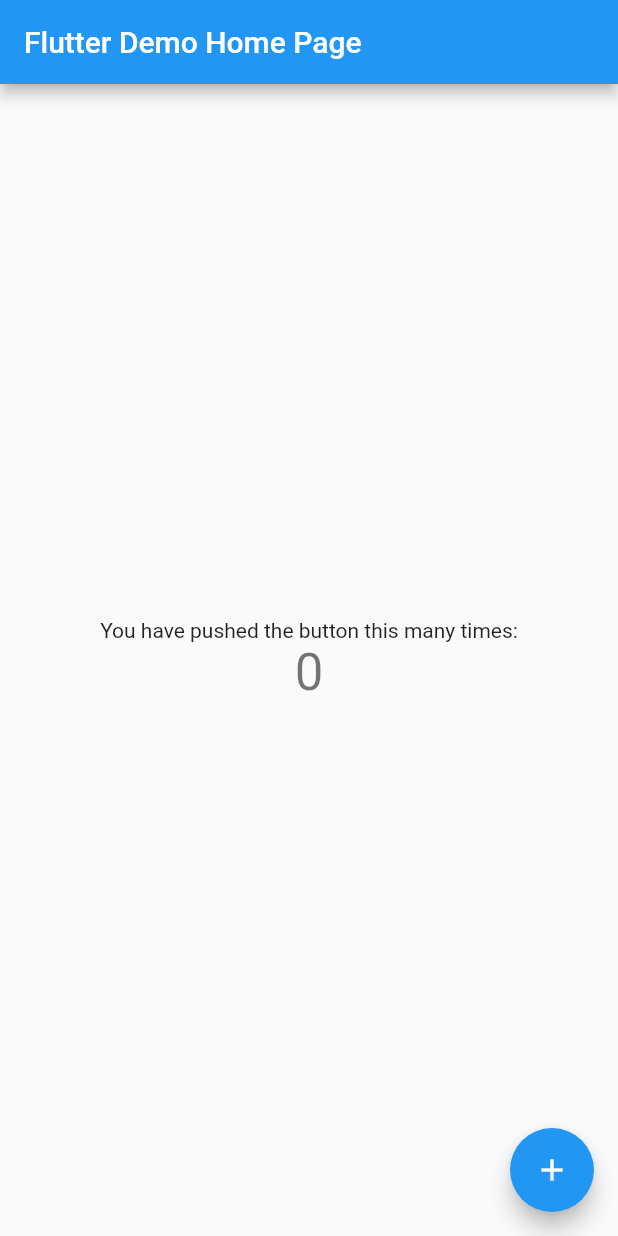
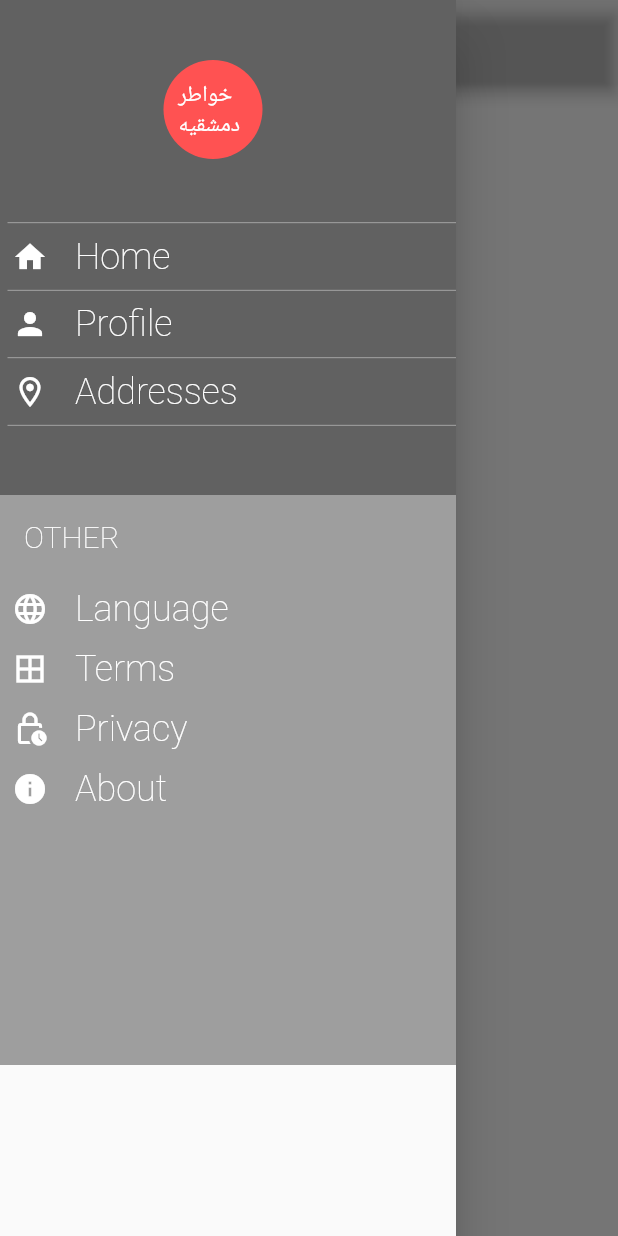
Before and after one commit to khaled45690/food_app, a Flutter app: the screen it shows after launch, with the side drawer open (before the commit the screen has no drawer), on a phone screen of 412 x 824 dp. Run offline on Flutter 3.47's test engine with Material 2 defaults, Android fonts, the light colour scheme and no system bars.

Commit message:
new pages

```diff
--- a/frontend/lib/Screens/SmallScreens/FirstPageSmallScreen.dart
+++ b/frontend/lib/Screens/SmallScreens/FirstPageSmallScreen.dart
@@ -0,0 +1,29 @@
+import 'package:flutter/material.dart';
+import 'package:food_app/Widgets/drawer_menuu.dart';
+class FirstPageSmallScreen extends StatefulWidget {
+  const FirstPageSmallScreen({ Key? key }) : super(key: key);
+  static const routename = '/FirstPageScreen';
+
+
+  @override
+  State<FirstPageSmallScreen> createState() => _FirstPageSmallScreenState();
+}
+
+class _FirstPageSmallScreenState extends State<FirstPageSmallScreen> {
+  @override
+  Widget build(BuildContext context) {
+    return Scaffold(
+      backgroundColor: Colors.transparent,
+      appBar: AppBar(
+        backgroundColor: Colors.transparent,
+    //    leading: Icon(Icons.three_k_plus_outlined,color: Colors.grey,),
+
+        title: Text("data",),
+        centerTitle: true,
+
+      ),
+      drawer: Drawer_Widget(),
+
+    );
+  }
+}
--- /dev/null
+++ b/frontend/lib/Screens/SmallScreens/privacy_screen.dart
@@ -0,0 +1,24 @@
+import 'package:flutter/material.dart';
+
+
+class Privacy_screen extends StatelessWidget {
+  const Privacy_screen({ Key? key }) : super(key: key);
+    static const roteName ='/Privacy';
+
+
+  @override
+  Widget build(BuildContext context) {
+    return Scaffold(
+      appBar: AppBar(
+          title: const Center(
+            child: Text(
+              "Privacy",style: TextStyle(fontSize: 18,color: Colors.black),
+              ),
+          ),
+          shape:const Border(bottom: BorderSide(color: Colors.red ,width: 2)),
+
+            backgroundColor: Colors.white,),
+
+    );
+  }
+}
--- /dev/null
+++ b/frontend/lib/Screens/SmallScreens/terms_screen.dart
@@ -0,0 +1,23 @@
+import 'package:flutter/material.dart';
+
+class Terms_screen extends StatelessWidget {
+  const Terms_screen({ Key? key }) : super(key: key);
+  static const roteName ='/TermsScreen';
+
+  @override
+  Widget build(BuildContext context) {
+    return Scaffold(
+      appBar: AppBar(
+          title: const Center(
+            child: Text(
+              "Terms",style: TextStyle(fontSize: 18,color: Colors.black),
+              ),
+          ),
+          shape:const Border(bottom: BorderSide(color: Colors.red ,width: 2)),
+
+            backgroundColor: Colors.white,),
+
+
+    );
+  }
+}
--- /dev/null
+++ b/frontend/lib/Widgets/divider.dart
@@ -0,0 +1,24 @@
+import 'package:flutter/material.dart';
+
+
+class Dividerr extends StatefulWidget {
+  const Dividerr({ Key? key }) : super(key: key);
+
+  @override
+  _DividerrState createState() => _DividerrState();
+}
+
+class _DividerrState extends State<Dividerr> {
+  @override
+  Widget build(BuildContext context) {
+    // ignore: dead_code
+    return const Divider(
+
+          color: Colors.white54,
+                        height: 5,
+                        thickness:.5,
+                        indent: 5,
+
+                      );
+  }
+}
--- /dev/null
+++ b/frontend/lib/Widgets/drawer_menuu.dart
@@ -0,0 +1,94 @@
+import 'package:flutter/material.dart';
+import 'package:food_app/Screens/SmallScreens/addresses_screen.dart';
+import 'package:food_app/Screens/SmallScreens/privacy_screen.dart';
+import 'package:food_app/Screens/SmallScreens/profile_screen.dart';
+import 'package:food_app/Screens/SmallScreens/terms_screen.dart';
+import 'package:food_app/Widgets/divider.dart';
+import 'package:food_app/Widgets/inkwell_widget.dart';
+
+
+// ignore: camel_case_types
+class Drawer_Widget extends StatefulWidget {
+  const Drawer_Widget({ Key? key }) : super(key: key);
+
+  @override
+  _Drawer_WidgetState createState() => _Drawer_WidgetState();
+}
+
+// ignore: camel_case_types
+class _Drawer_WidgetState extends State<Drawer_Widget> {
+  @override
+  Widget build(BuildContext context) {
+    return  Drawer(
+
+              child: ListView(
+                children: <Widget>[
+                  Container(
+                    height: 330,
+                    color: Colors.grey[700],
+                    child: Column(children:  [
+                   const   SizedBox(
+
+                        height: 10,
+
+                        width: 100,
+                      ),
+
+             const    Padding(
+                   padding:  EdgeInsets.fromLTRB(10, 30,30 , 10),
+                   child:      CircleAvatar(
+                          backgroundColor: Colors.redAccent,
+                          radius: 33,
+
+                          child: Padding(
+                            padding: EdgeInsets.all(10.0),
+                            child: Text("خواطر دمشقيه",style: TextStyle(color: Colors.white,fontSize: 15),),
+                          ),
+
+                        ),
+                 ),
+                const   SizedBox(
+                        height: 30,
+                      ),
+               const  Dividerr(),
+               Inkwekk("Home",24,24,Icons.home,(){}),
+
+              const  Dividerr(),
+                                  Inkwekk("Profile",24,24,Icons.person,(){Navigator.of(context).pushReplacementNamed(ProfileScreen.roteName);}
+                                  ),
+
+              const Dividerr(),
+                      Inkwekk("Addresses",24,24,Icons.location_on_outlined,(){Navigator.of(context).pushReplacementNamed(Addresses_screen.roteName);}),
+                         const         Dividerr(),
+
+                    ],
+                    ),
+                  ),
+                  Container(
+                    height: 380,
+                    color: Colors.grey,
+                    child: Column(
+                      children: [
+                      const  ListTile(
+                          title: Text("OTHER",style: TextStyle(fontSize: 20,color: Colors.white,fontWeight: FontWeight.w100),),
+                        ),
+                        Inkwekk("Language",24,24,Icons.language,(){}),
+                        Inkwekk("Terms",24,24,Icons.border_all,(){Navigator.of(context).pushReplacementNamed(Terms_screen.roteName);}),
+                        Inkwekk("Privacy",24,24,Icons.lock_clock_outlined,(){Navigator.of(context).pushReplacementNamed(Privacy_screen.roteName);}),
+                        Inkwekk("About",24,24,Icons.info,(){}),
+
+
+
+
+
+
+
+                      ],
+                    ),
+                  )
+
+                ],
+              ),
+              );
+  }
+}
--- /dev/null
+++ b/frontend/lib/Widgets/inkwell_widget.dart
@@ -0,0 +1,31 @@
+import 'package:flutter/material.dart';
+
+class Inkwekk extends StatelessWidget {
+   final String name ;
+  final double sizeOfIcon,fontSize;
+  final IconData iconn;
+ final GestureTapCallback navigator;
+  const Inkwekk(this.name,this.fontSize,this.sizeOfIcon,this.iconn,this.navigator);
+
+  @override
+  Widget build(BuildContext context) {
+    return                       InkWell(
+      onTap: navigator,
+                         child: Row(
+                           mainAxisAlignment: MainAxisAlignment.start,
+                           children: [
+                             Padding(
+                               padding: EdgeInsets.all(8.0),
+                               child: Icon(iconn,size: sizeOfIcon,color: Colors.white),
+                             ),
+                             SizedBox(
+                               height: 40,
+                               width: 10,
+                             ),
+                             Text(name,style: TextStyle(fontSize: fontSize,color: Colors.white,fontWeight: FontWeight.w100),)
+                           ],
+                         ),
+                       );
+
+  }
+}
--- a/frontend/lib/main.dart
+++ b/frontend/lib/main.dart
@@ -1,4 +1,11 @@
 import 'package:flutter/material.dart';
+import 'package:food_app/Screens/MainScreens/firstPageScreen.dart';
+import 'package:food_app/Screens/SmallScreens/AboutScreen.dart';
+import 'package:food_app/Screens/SmallScreens/FirstPageSmallScreen.dart';
+import 'package:food_app/Screens/SmallScreens/addresses_screen.dart';
+import 'package:food_app/Screens/SmallScreens/privacy_screen.dart';
+import 'package:food_app/Screens/SmallScreens/profile_screen.dart';
+import 'package:food_app/Screens/SmallScreens/terms_screen.dart';
 
 void main() {
   runApp(const MyApp());
@@ -13,103 +20,18 @@
     return MaterialApp(
       title: 'Flutter Demo',
       theme: ThemeData(
-        // This is the theme of your application.
-        //
-        // Try running your application with "flutter run". You'll see the
-        // application has a blue toolbar. Then, without quitting the app, try
-        // changing the primarySwatch below to Colors.green and then invoke
-        // "hot reload" (press "r" in the console where you ran "flutter run",
-        // or simply save your changes to "hot reload" in a Flutter IDE).
-        // Notice that the counter didn't reset back to zero; the application
-        // is not restarted.
+
         primarySwatch: Colors.blue,
       ),
-      home: const MyHomePage(title: 'Flutter Demo Home Page'),
+      home: const FirstPageSmallScreen(),
+      routes: {
+        FirstPageSmallScreen.routename:(ctx) => FirstPageSmallScreen(),
+        ProfileScreen.roteName:(ctx) =>ProfileScreen(),
+        Addresses_screen.roteName:(ctx) =>Addresses_screen(),
+        Terms_screen.roteName:(ctx) => Terms_screen(),
+        AboutScreen.routename:(ctx) => AboutScreen(),
+        Privacy_screen.roteName:(ctx) => Privacy_screen(),
+      },
     );
   }
 }
-
-class MyHomePage extends StatefulWidget {
-  const MyHomePage({Key? key, required this.title}) : super(key: key);
-
-  // This widget is the home page of your application. It is stateful, meaning
-  // that it has a State object (defined below) that contains fields that affect
-  // how it looks.
-
-  // This class is the configuration for the state. It holds the values (in this
-  // case the title) provided by the parent (in this case the App widget) and
-  // used by the build method of the State. Fields in a Widget subclass are
-  // always marked "final".
-
-  final String title;
-
-  @override
-  State<MyHomePage> createState() => _MyHomePageState();
-}
-
-class _MyHomePageState extends State<MyHomePage> {
-  int _counter = 0;
-
-  void _incrementCounter() {
-    setState(() {
-      // This call to setState tells the Flutter framework that something has
-      // changed in this State, which causes it to rerun the build method below
-      // so that the display can reflect the updated values. If we changed
-      // _counter without calling setState(), then the build method would not be
-      // called again, and so nothing would appear to happen.
-      _counter++;
-    });
-  }
-
-  @override
-  Widget build(BuildContext context) {
-    // This method is rerun every time setState is called, for instance as done
-    // by the _incrementCounter method above.
-    //
-    // The Flutter framework has been optimized to make rerunning build methods
-    // fast, so that you can just rebuild anything that needs updating rather
-    // than having to individually change instances of widgets.
-    return Scaffold(
-      appBar: AppBar(
-        // Here we take the value from the MyHomePage object that was created by
-        // the App.build method, and use it to set our appbar title.
-        title: Text(widget.title),
-      ),
-      body: Center(
-        // Center is a layout widget. It takes a single child and positions it
-        // in the middle of the parent.
-        child: Column(
-          // Column is also a layout widget. It takes a list of children and
-          // arranges them vertically. By default, it sizes itself to fit its
-          // children horizontally, and tries to be as tall as its parent.
-          //
-          // Invoke "debug painting" (press "p" in the console, choose the
-          // "Toggle Debug Paint" action from the Flutter Inspector in Android
-          // Studio, or the "Toggle Debug Paint" command in Visual Studio Code)
-          // to see the wireframe for each widget.
-          //
-          // Column has various properties to control how it sizes itself and
-          // how it positions its children. Here we use mainAxisAlignment to
-          // center the children vertically; the main axis here is the vertical
-          // axis because Columns are vertical (the cross axis would be
-          // horizontal).
-          mainAxisAlignment: MainAxisAlignment.center,
-          children: <Widget>[
-            const Text(
-              'You have pushed the button this many times:',
-            ),
-            Text(
-              '$_counter',
-              style: Theme.of(context).textTheme.headline4,
-            ),
-          ],
-        ),
-      ),
-      floatingActionButton: FloatingActionButton(
-        onPressed: _incrementCounter,
-        tooltip: 'Increment',
-        child: const Icon(Icons.add),
-      ), // This trailing comma makes auto-formatting nicer for build methods.
-    );
-  }
-}
```
Also changed, not shown: frontend/lib/Screens/MainScreens/FirstPageScreen.dart (+22 -0 lines), frontend/lib/Screens/SmallScreens/AboutScreen.dart (added, +13 -0 lines), frontend/lib/Screens/SmallScreens/addresses_screen.dart (added, +123 -0 lines), frontend/lib/Screens/SmallScreens/profile_screen.dart (added, +97 -0 lines), frontend/lib/Widgets/appbar_widget.dart (added, +21 -0 lines), frontend/lib/Widgets/button_widget.dart (added, +24 -0 lines), frontend/lib/Widgets/textfield_widget.dart (added, +26 -0 lines).
